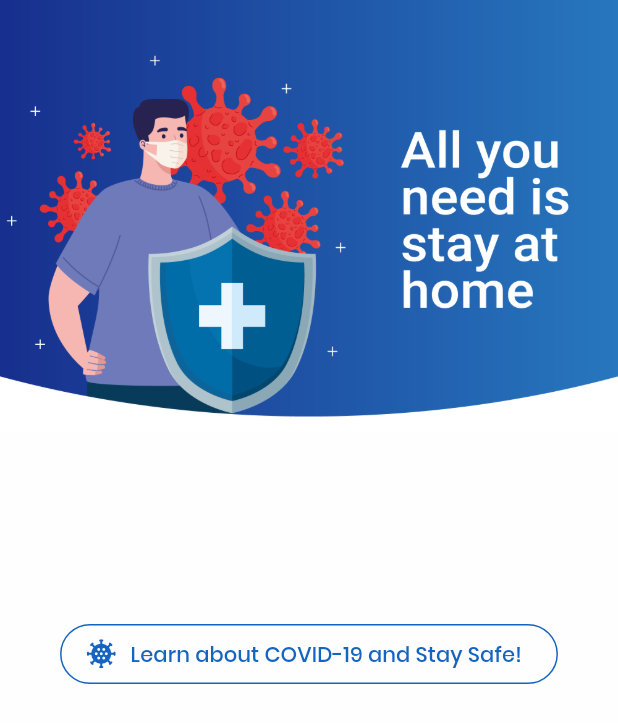
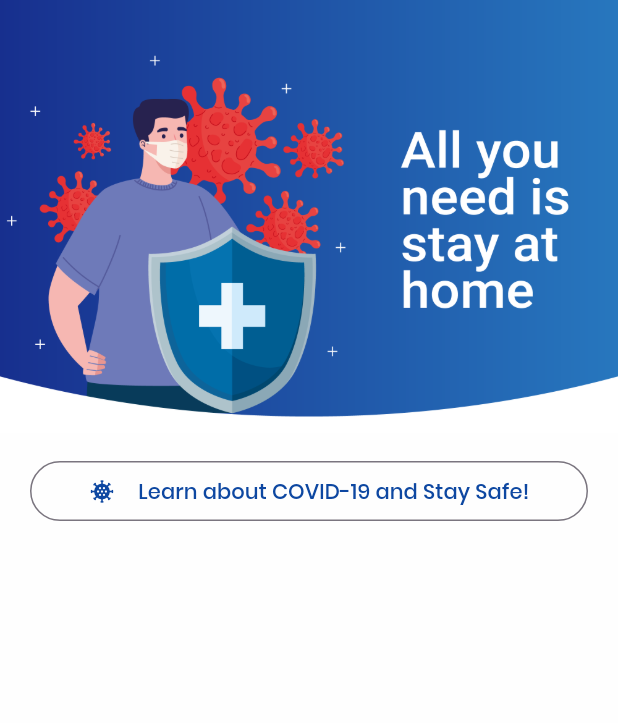
Before and after one commit to riazulrocky/Covid-19-UI, a Flutter app: the screen it shows after launch, on a phone screen of 412 x 824 dp. Shown: the top 723 px of the screen. Run offline on Flutter 3.47's test engine with Material 3 defaults, Android fonts, the phone set to English and light mode, and no system bars.

Commit message:
covid-19 UI

```diff
--- a/lib/intro_screen.dart
+++ b/lib/intro_screen.dart
@@ -1,3 +1,4 @@
+import 'package:covid_19_app/constant.dart';
 import 'package:flutter/material.dart';
 
 class IntroScreen extends StatefulWidget {
@@ -13,46 +14,32 @@ class _IntroScreenState extends State<IntroScreen> {
     return Scaffold(
       body: Column(
         children: [
-        Expanded(
-          child: Container(
-            decoration: BoxDecoration(
-              image: DecorationImage(
-                  alignment: Alignment.topCenter,
-                  image: AssetImage("assets/images/covid19.png")),
+          Column(
+            children: [
+              Image.asset("assets/images/covid19.png"),
+            ],
           ),
-          ),
-        ),
-
-        Expanded(
+          Padding(
+            padding: const EdgeInsets.symmetric(vertical: 15, horizontal: 20),
             child: Column(
-            mainAxisAlignment: MainAxisAlignment.start,
               children: [
-              Row(
-                mainAxisAlignment: MainAxisAlignment.center,
+                OutlinedButton(
+                    onPressed: () {},
+                    child: Row(
+                      mainAxisAlignment: MainAxisAlignment.spaceEvenly,
                       children: [
-                  OutlinedButton.icon(
-                    onPressed: () {},
-                    icon: Icon(
-                      Icons.coronavirus,
-                      size: 23,
-                      color: Colors.blue.shade800,
-                    ),
-                    label: Text(
+                        Icon(Icons.coronavirus, color: Colors.blue.shade900),
+                        Text(
                           "Learn about COVID-19 and Stay Safe!",
-                      style: TextStyle(color: Colors.blue.shade800),
-                    ),
-                    style: OutlinedButton.styleFrom(
-                        side: BorderSide(color: Colors.blue.shade800)),
+                          style: TextStyle(color: Colors.blue.shade900),
                         ),
                       ],
-              ),
+                    ))
               ],
             ),
           )
-
-
-
         ],
-    ));
+      ),
+    );
   }
 }
```
Lines whose indentation alone changed are shown as unchanged.
